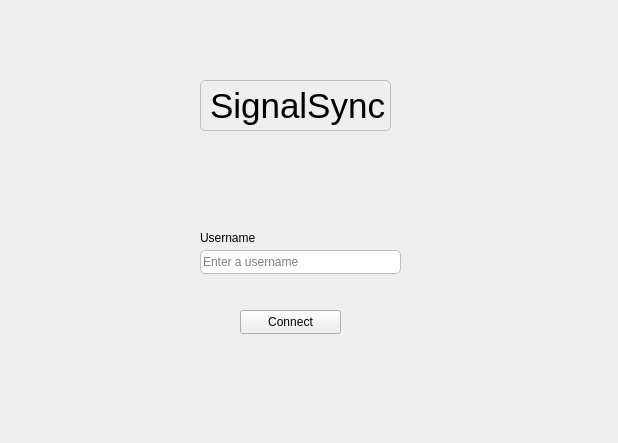
Above: ChatAppClient/ChatAppClient.ui from pahuljotmatharoo/SignalSync-client before the change. Below: the same form after it.
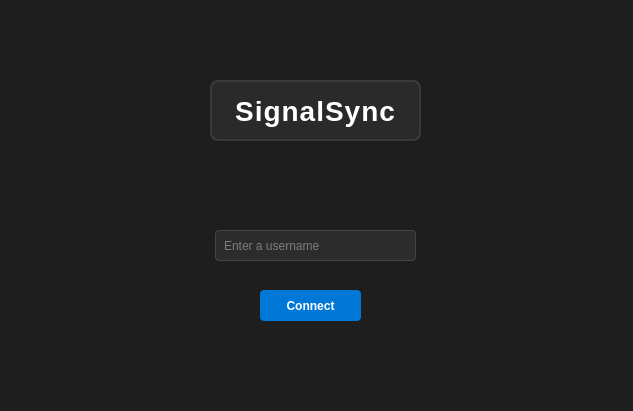
That is the form after the change.

Patch:
```diff
--- a/ChatAppClient/ChatAppClient.ui
+++ b/ChatAppClient/ChatAppClient.ui
@@ -6,23 +6,43 @@
    <rect>
     <x>0</x>
     <y>0</y>
-    <width>618</width>
-    <height>443</height>
+    <width>633</width>
+    <height>411</height>
    </rect>
   </property>
   <property name="windowTitle">
    <string>ChatAppClient</string>
   </property>
   <widget class="QWidget" name="centralWidget">
+   <property name="styleSheet">
+    <string notr="true">background-color: #1e1e1e;
+    color: #dddddd;</string>
+   </property>
    <widget class="QPushButton" name="pushButton">
     <property name="geometry">
      <rect>
-      <x>240</x>
-      <y>310</y>
+      <x>260</x>
+      <y>290</y>
       <width>101</width>
-      <height>24</height>
+      <height>31</height>
      </rect>
     </property>
+    <property name="styleSheet">
+     <string notr="true">QPushButton {
+    background-color: #0078d7;
+    border: none;
+    padding: 8px 16px;
+    color: white;
+    font-weight: bold;
+    border-radius: 4px;
+}
+QPushButton:hover {
+    background-color: #2892ff;
+}
+QPushButton:pressed {
+    background-color: #005fa3;
+}</string>
+    </property>
     <property name="text">
      <string>Connect</string>
     </property>
@@ -30,15 +50,19 @@
    <widget class="QLineEdit" name="lineEdit">
     <property name="geometry">
      <rect>
-      <x>200</x>
-      <y>250</y>
+      <x>215</x>
+      <y>230</y>
       <width>201</width>
-      <height>24</height>
+      <height>31</height>
      </rect>
     </property>
     <property name="styleSheet">
-     <string notr="true">border-radius: 5px;
-border: 1px solid #C0C0C0;   /* subtle outline */</string>
+     <string notr="true">padding: 6px;
+    border: 1px solid #444;
+    border-radius: 4px;
+    background-color: #2c2c2c;
+    color: #ccc;
+    selection-background-color: #0078d7;</string>
     </property>
     <property name="placeholderText">
      <string>Enter a username</string>
@@ -47,36 +71,34 @@
    <widget class="QLabel" name="label">
     <property name="geometry">
      <rect>
-      <x>200</x>
+      <x>210</x>
       <y>80</y>
-      <width>191</width>
-      <height>51</height>
+      <width>211</width>
+      <height>61</height>
      </rect>
     </property>
     <property name="font">
      <font>
-      <pointsize>26</pointsize>
+      <pointsize>-1</pointsize>
+      <bold>true</bold>
      </font>
     </property>
     <property name="styleSheet">
-     <string notr="true">border-radius: 5px;
-border: 1px solid #C0C0C0;   /* subtle outline */</string>
+     <string notr="true">font-size: 28px;
+    font-weight: bold;
+    letter-spacing: 1px;
+    color: #ffffff;
+    padding: 10px;
+    border: 2px solid #3a3a3a;
+    border-radius: 8px;
+    background-color: #2a2a2a;
+    qproperty-alignment: AlignCenter;</string>
     </property>
     <property name="text">
      <string>SignalSync</string>
     </property>
-   </widget>
-   <widget class="QLabel" name="label_2">
-    <property name="geometry">
-     <rect>
-      <x>200</x>
-      <y>230</y>
-      <width>61</width>
-      <height>16</height>
-     </rect>
-    </property>
-    <property name="text">
-     <string>Username</string>
+    <property name="alignment">
+     <set>Qt::AlignmentFlag::AlignCenter</set>
     </property>
    </widget>
   </widget>
```
